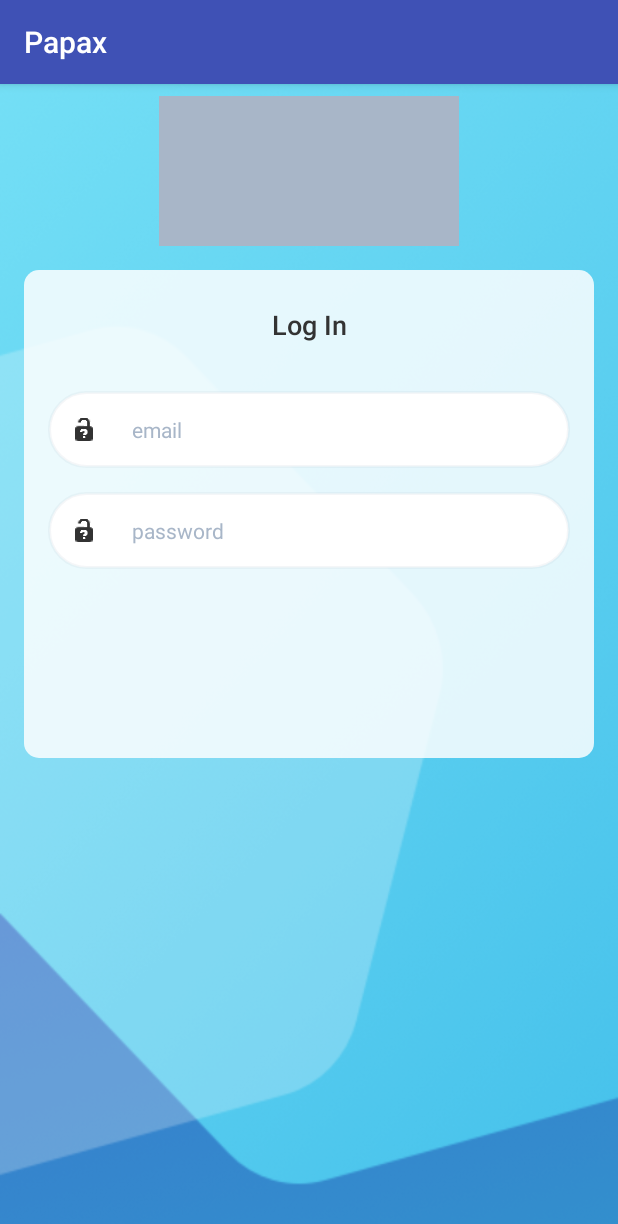
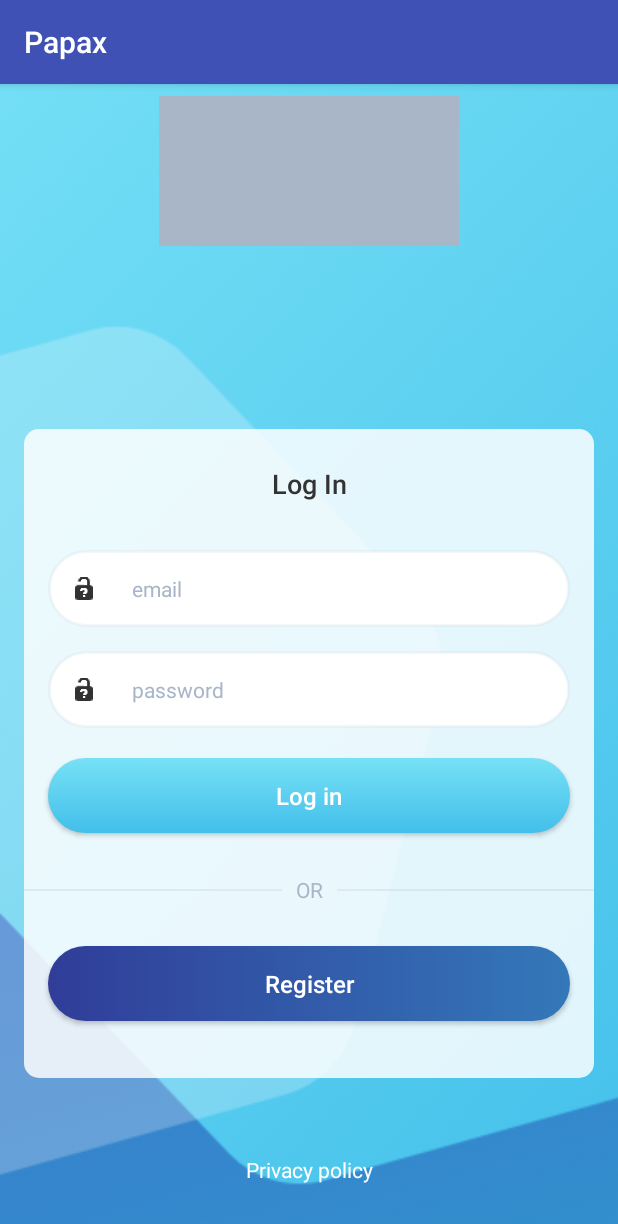
Before and after one commit to PiliposyanDavid/Papax-1, an Android app: the screen it shows after launch (LoginActivity), on a phone screen of 412 x 824 dp. Shown: the top 1224 px of the screen. Run offline under Robolectric (Android 15) with nearby library versions, the phone set to English and light mode, and no system bars.

Commit message:
login page buttons

```diff
--- /dev/null
+++ b/app/src/main/res/drawable/capsule_button_bg_ripple.xml
@@ -0,0 +1,10 @@
+<?xml version="1.0" encoding="utf-8"?>
+<ripple xmlns:android="http://schemas.android.com/apk/res/android"
+	android:color="?android:attr/colorControlHighlight">
+	<item android:id="@android:id/mask">
+		<shape android:shape="rectangle">
+			<solid android:color="#000000" />
+			<corners android:radius="25dp" />
+		</shape>
+	</item>
+</ripple>
--- a/app/src/main/res/layout/login_activty_layout.xml
+++ b/app/src/main/res/layout/login_activty_layout.xml
@@ -18,12 +18,14 @@
 		app:layout_constraintTop_toTopOf="parent" />
 
 	<android.support.constraint.ConstraintLayout
+		android:id="@+id/auth_container"
 		android:layout_width="0dp"
-        android:layout_height="325dp"
+		android:layout_height="wrap_content"
 		android:layout_marginEnd="16dp"
 		android:layout_marginStart="16dp"
 		android:layout_marginTop="16dp"
 		android:background="@drawable/input_fields_background_white_container"
+		app:layout_constraintBottom_toBottomOf="parent"
 		app:layout_constraintEnd_toEndOf="parent"
 		app:layout_constraintHorizontal_bias="0.0"
 		app:layout_constraintStart_toStartOf="parent"
@@ -73,6 +75,84 @@
 			app:layout_constraintStart_toStartOf="parent"
 			app:layout_constraintTop_toBottomOf="@+id/user_email" />
 
+		<android.support.v7.widget.AppCompatButton
+			android:id="@+id/login_btn"
+			style="@style/LightBlueButtonStyle"
+			android:layout_width="0dp"
+			android:layout_marginEnd="16dp"
+			android:layout_marginStart="16dp"
+			android:layout_marginTop="20dp"
+			android:text="@string/log_in"
+			app:layout_constraintEnd_toEndOf="parent"
+			app:layout_constraintStart_toStartOf="parent"
+			app:layout_constraintTop_toBottomOf="@id/user_password" />
+
+
+		<android.support.constraint.ConstraintLayout
+			android:id="@+id/or_text_container"
+			android:layout_width="match_parent"
+			android:layout_height="wrap_content"
+			android:layout_marginTop="28dp"
+			app:layout_constraintTop_toBottomOf="@+id/login_btn">
+
+			<View
+				android:layout_width="0dp"
+				android:layout_height="1dp"
+				android:layout_marginEnd="9dp"
+				android:alpha="0.21"
+				android:background="#A8B6C8"
+				app:layout_constraintBottom_toBottomOf="parent"
+				app:layout_constraintEnd_toStartOf="@id/or_text"
+				app:layout_constraintStart_toStartOf="parent"
+				app:layout_constraintTop_toTopOf="parent" />
+
+			<android.support.v7.widget.AppCompatTextView
+				android:id="@+id/or_text"
+				android:layout_width="wrap_content"
+				android:layout_height="wrap_content"
+				android:text="@string/or"
+				android:textAllCaps="true"
+				android:textColor="#A8B6C8"
+				android:textSize="14sp"
+				app:layout_constraintEnd_toEndOf="parent"
+				app:layout_constraintStart_toStartOf="parent" />
+
+			<View
+				android:layout_width="0dp"
+				android:layout_height="1dp"
+				android:layout_marginStart="9dp"
+				android:alpha="0.21"
+				android:background="#A8B6C8"
+				app:layout_constraintBottom_toBottomOf="parent"
+				app:layout_constraintEnd_toEndOf="parent"
+				app:layout_constraintStart_toEndOf="@id/or_text"
+				app:layout_constraintTop_toTopOf="parent" />
+
 		</android.support.constraint.ConstraintLayout>
 
+		<android.support.v7.widget.AppCompatButton
+			style="@style/DarkCapsuleButtonStyle"
+			android:layout_width="match_parent"
+			android:layout_height="wrap_content"
+			android:layout_marginBottom="38dp"
+			android:layout_marginEnd="16dp"
+			android:layout_marginStart="16dp"
+			android:layout_marginTop="28dp"
+			android:text="@string/register"
+			app:layout_constraintBottom_toBottomOf="parent"
+			app:layout_constraintTop_toBottomOf="@+id/or_text_container" />
+
 	</android.support.constraint.ConstraintLayout>
+
+	<android.support.v7.widget.AppCompatTextView
+		android:layout_width="wrap_content"
+		android:layout_height="wrap_content"
+		android:layout_marginTop="16dp"
+		android:text="@string/privacy_policy"
+		android:textColor="@android:color/white"
+		app:layout_constraintBottom_toBottomOf="parent"
+		app:layout_constraintEnd_toEndOf="parent"
+		app:layout_constraintStart_toStartOf="parent"
+		app:layout_constraintTop_toBottomOf="@+id/auth_container" />
+
+</android.support.constraint.ConstraintLayout>
--- a/app/src/main/res/values/strings.xml
+++ b/app/src/main/res/values/strings.xml
@@ -1,6 +1,11 @@
 <resources>
 	<string name="app_name">Papax</string>
+	<string name="title_activity_maps">Map</string>
 	<string name="email">email</string>
 	<string name="login">Log In</string>
 	<string name="password">password</string>
+	<string name="log_in">Log in</string>
+	<string name="or">or</string>
+	<string name="register">Register</string>
+	<string name="privacy_policy">Privacy policy</string>
 </resources>
--- a/app/src/main/res/values/styles.xml
+++ b/app/src/main/res/values/styles.xml
@@ -22,6 +22,7 @@
 	<style name="LightBlueButtonStyle" parent="@style/Widget.AppCompat.Button">
 		<item name="android:background">@drawable/light_button_bg</item>
 		<item name="android:layout_width">284dp</item>
+		<item name="android:foreground">@drawable/capsule_button_bg_ripple</item>
 		<item name="android:layout_height">50dp</item>
 		<item name="android:textColor">@android:color/white</item>
 		<item name="android:textAllCaps">false</item>
@@ -30,6 +31,7 @@
 
 	<style name="DarkCapsuleButtonStyle" parent="@style/Widget.AppCompat.Button">
 		<item name="android:background">@drawable/dark_capsule_button_bg</item>
+		<item name="android:foreground">@drawable/capsule_button_bg_ripple</item>
 		<item name="android:layout_width">284dp</item>
 		<item name="android:layout_height">50dp</item>
 		<item name="android:textColor">@android:color/white</item>
```
Lines whose indentation alone changed are shown as unchanged.
